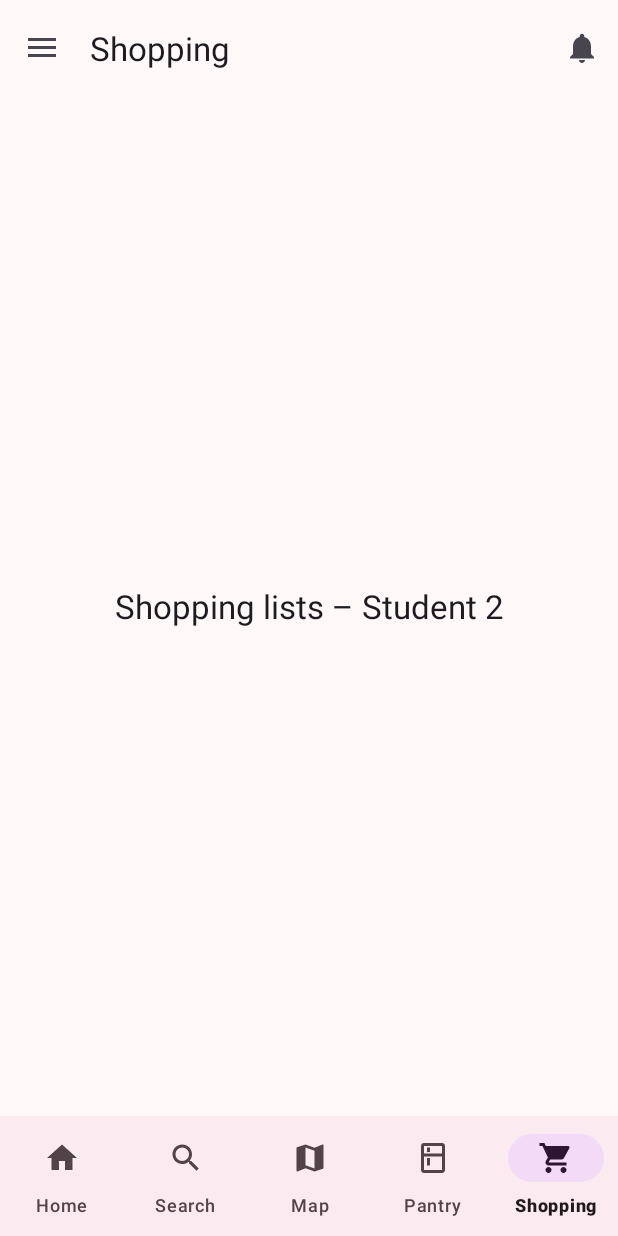
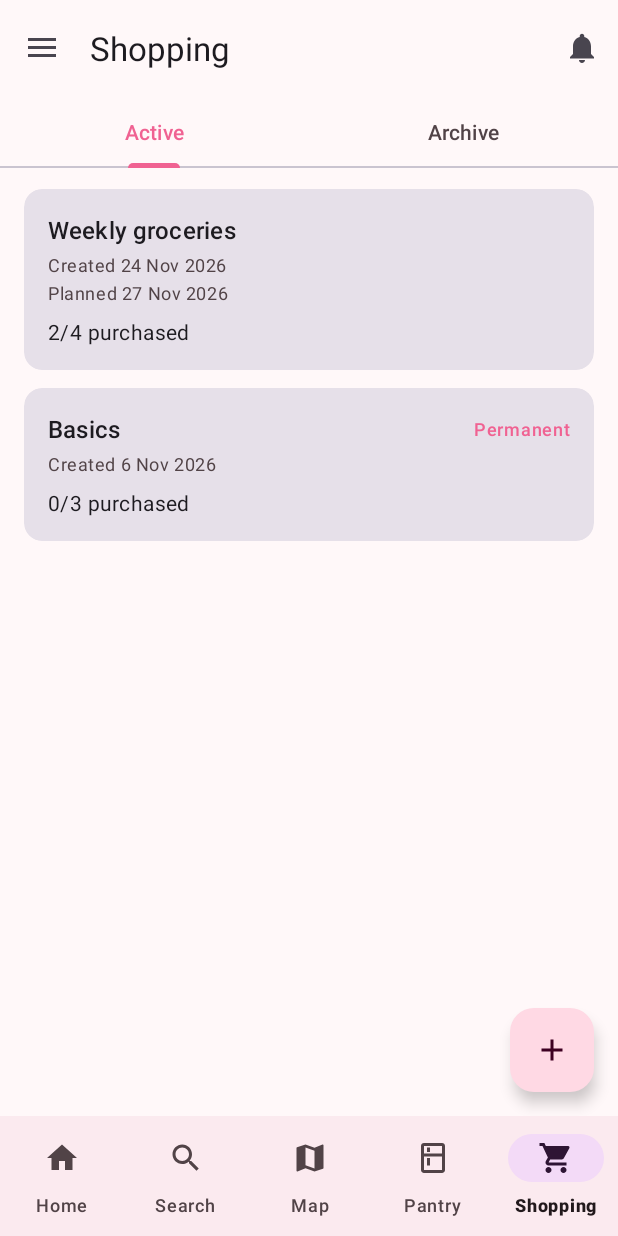
Before and after one commit to velevojvoda/GOAR, an Android app: the screen it shows after launch (MainActivity), item 5 of the bottom bar chosen, on a phone screen of 412 x 824 dp. Run offline under Robolectric (Android 15) with nearby library versions, the phone set to English and light mode, and no system bars; our stand-ins replace Firebase (no records; nobody signed in at launch, a user with empty details on screens opened directly), navigation-ui; 1 statement that could not run was skipped.

Commit message:
Add shopping lists screen and new list form

```diff
--- /dev/null
+++ b/app/src/main/java/com/example/goar/data/repository/ShoppingListRepository.java
@@ -0,0 +1,81 @@
+package com.example.goar.data.repository;
+
+import androidx.lifecycle.LiveData;
+import androidx.lifecycle.MutableLiveData;
+
+import com.example.goar.data.model.Ingredient;
+import com.example.goar.data.model.MeasurementUnit;
+import com.example.goar.data.model.ShoppingList;
+import com.example.goar.data.model.ShoppingListItem;
+
+import java.time.LocalDate;
+import java.time.LocalDateTime;
+import java.time.LocalTime;
+import java.util.ArrayList;
+import java.util.List;
+import java.util.UUID;
+
+public final class ShoppingListRepository {
+    private static ShoppingListRepository instance;
+
+    private final List<ShoppingList> lists = new ArrayList<>();
+    private final MutableLiveData<List<ShoppingList>> listsLiveData = new MutableLiveData<>();
+
+    private ShoppingListRepository() {
+        ShoppingList weekly = createList("Weekly groceries", LocalDateTime.now().minusDays(2));
+        weekly.setPlannedDateTime(LocalDateTime.of(LocalDate.now().plusDays(1), LocalTime.of(18, 0)));
+        weekly.getItems().add(createItem(MockData.MILK, 2.0, MeasurementUnit.LITER, true));
+        weekly.getItems().add(createItem(MockData.EGG, 10.0, MeasurementUnit.PIECE, false));
+        weekly.getItems().add(createItem(MockData.FLOUR, 1.0, MeasurementUnit.KILOGRAM, true));
+        weekly.getItems().add(createItem(MockData.TOMATO, 6.0, MeasurementUnit.PIECE, false));
+        lists.add(weekly);
+
+        ShoppingList basics = createList("Basics", LocalDateTime.now().minusDays(20));
+        basics.setPermanent(true);
+        basics.getItems().add(createItem(MockData.SALT, null, null, false));
+        basics.getItems().add(createItem(MockData.PEPPER, null, null, false));
+        basics.getItems().add(createItem(MockData.YOGURT_BRANDED, 400.0, MeasurementUnit.GRAM, false));
+        lists.add(basics);
+
+        ShoppingList pancakeParty = createList("Pancake party", LocalDateTime.now().minusDays(10));
+        pancakeParty.setArchived(true);
+        pancakeParty.getItems().add(createItem(MockData.FLOUR, 500.0, MeasurementUnit.GRAM, true));
+        pancakeParty.getItems().add(createItem(MockData.MILK, 1.0, MeasurementUnit.LITER, true));
+        pancakeParty.getItems().add(createItem(MockData.EGG, 6.0, MeasurementUnit.PIECE, true));
+        lists.add(pancakeParty);
+
+        publish();
+    }
+
+    public static ShoppingListRepository getInstance() {
+        if (instance == null) {
+            instance = new ShoppingListRepository();
+        }
+        return instance;
+    }
+
+    public LiveData<List<ShoppingList>> getLists() {
+        return listsLiveData;
+    }
+
+    public void add(ShoppingList list) {
+        list.setId(UUID.randomUUID().toString());
+        lists.add(list);
+        publish();
+    }
+
+    private void publish() {
+        listsLiveData.setValue(new ArrayList<>(lists));
+    }
+
+    private static ShoppingList createList(String name, LocalDateTime createdAt) {
+        return new ShoppingList(UUID.randomUUID().toString(), name, createdAt);
+    }
+
+    private static ShoppingListItem createItem(Ingredient ingredient, Double quantity,
+                                               MeasurementUnit unit, boolean purchased) {
+        ShoppingListItem item = new ShoppingListItem(UUID.randomUUID().toString(), ingredient, quantity, unit);
+        item.setPurchased(purchased);
+        return item;
+    }
+}
--- /dev/null
+++ b/app/src/main/java/com/example/goar/ui/adapters/ShoppingListAdapter.java
@@ -0,0 +1,90 @@
+package com.example.goar.ui.adapters;
+
+import android.content.Context;
+import android.view.LayoutInflater;
+import android.view.View;
+import android.view.ViewGroup;
+
+import androidx.annotation.NonNull;
+import androidx.recyclerview.widget.RecyclerView;
+
+import com.example.goar.R;
+import com.example.goar.data.model.ShoppingList;
+import com.example.goar.databinding.ItemShoppingListBinding;
+
+import java.time.format.DateTimeFormatter;
+import java.util.ArrayList;
+import java.util.List;
+import java.util.Locale;
+
+public class ShoppingListAdapter extends RecyclerView.Adapter<ShoppingListAdapter.ShoppingListViewHolder> {
+
+    public interface OnListClickListener {
+        void onListClick(ShoppingList list);
+    }
+
+    private static final DateTimeFormatter DATE_FORMAT =
+            DateTimeFormatter.ofPattern("d MMM yyyy", Locale.ENGLISH);
+
+    private final List<ShoppingList> lists = new ArrayList<>();
+    private final OnListClickListener listener;
+
+    public ShoppingListAdapter(OnListClickListener listener) {
+        this.listener = listener;
+    }
+
+    public void setLists(List<ShoppingList> newLists) {
+        lists.clear();
+        lists.addAll(newLists);
+        notifyDataSetChanged();
+    }
+
+    @NonNull
+    @Override
+    public ShoppingListViewHolder onCreateViewHolder(@NonNull ViewGroup parent, int viewType) {
+        ItemShoppingListBinding binding = ItemShoppingListBinding.inflate(
+                LayoutInflater.from(parent.getContext()), parent, false);
+        return new ShoppingListViewHolder(binding);
+    }
+
+    @Override
+    public void onBindViewHolder(@NonNull ShoppingListViewHolder holder, int position) {
+        holder.bind(lists.get(position));
+    }
+
+    @Override
+    public int getItemCount() {
+        return lists.size();
+    }
+
+    class ShoppingListViewHolder extends RecyclerView.ViewHolder {
+        private final ItemShoppingListBinding binding;
+
+        ShoppingListViewHolder(ItemShoppingListBinding binding) {
+            super(binding.getRoot());
+            this.binding = binding;
+        }
+
+        void bind(ShoppingList list) {
+            Context context = binding.getRoot().getContext();
+
+            binding.textName.setText(list.getName());
+            binding.textPermanent.setVisibility(list.isPermanent() ? View.VISIBLE : View.GONE);
+            binding.textCreated.setText(context.getString(R.string.shopping_created,
+                    list.getCreatedAt().format(DATE_FORMAT)));
+
+            if (list.getPlannedDateTime() == null) {
+                binding.textPlanned.setVisibility(View.GONE);
+            } else {
+                binding.textPlanned.setText(context.getString(R.string.shopping_planned,
+                        list.getPlannedDateTime().format(DATE_FORMAT)));
+                binding.textPlanned.setVisibility(View.VISIBLE);
+            }
+
+            binding.textProgress.setText(context.getString(R.string.shopping_progress,
+                    list.getPurchasedCount(), list.getItems().size()));
+
+            binding.getRoot().setOnClickListener(v -> listener.onListClick(list));
+        }
+    }
+}
--- a/app/src/main/java/com/example/goar/ui/fragments/shopping/ShoppingListsFragment.java
+++ b/app/src/main/java/com/example/goar/ui/fragments/shopping/ShoppingListsFragment.java
@@ -8,12 +8,19 @@ import android.view.ViewGroup;
 import androidx.annotation.NonNull;
 import androidx.annotation.Nullable;
 import androidx.fragment.app.Fragment;
+import androidx.lifecycle.ViewModelProvider;
+import androidx.navigation.fragment.NavHostFragment;
 
+import com.example.goar.R;
 import com.example.goar.databinding.FragmentShoppingListsBinding;
+import com.example.goar.ui.adapters.ShoppingListAdapter;
+import com.google.android.material.tabs.TabLayout;
 
 public class ShoppingListsFragment extends Fragment {
 
     private FragmentShoppingListsBinding binding;
+    private ShoppingListsViewModel viewModel;
+    private ShoppingListAdapter adapter;
 
     @Nullable
     @Override
@@ -24,6 +31,58 @@ public class ShoppingListsFragment extends Fragment {
     }
 
     @Override
+    public void onViewCreated(@NonNull View view, @Nullable Bundle savedInstanceState) {
+        super.onViewCreated(view, savedInstanceState);
+        viewModel = new ViewModelProvider(this).get(ShoppingListsViewModel.class);
+
+        adapter = new ShoppingListAdapter(list -> {
+        });
+        binding.recyclerLists.setAdapter(adapter);
+        binding.fabAdd.setOnClickListener(v -> NavHostFragment.findNavController(this)
+                .navigate(R.id.action_shopping_to_list_form));
+
+        setupTabs();
+
+        viewModel.getVisibleLists().observe(getViewLifecycleOwner(), lists -> {
+            adapter.setLists(lists);
+            binding.textEmpty.setVisibility(lists.isEmpty() ? View.VISIBLE : View.GONE);
+        });
+    }
+
+    private void setupTabs() {
+        Integer selectedTab = viewModel.getSelectedTab().getValue();
+        TabLayout.Tab tab = binding.tabLayout.getTabAt(selectedTab != null ? selectedTab : 0);
+        if (tab != null) tab.select();
+
+        binding.tabLayout.addOnTabSelectedListener(new TabLayout.OnTabSelectedListener() {
+            @Override
+            public void onTabSelected(TabLayout.Tab tab) {
+                viewModel.selectTab(tab.getPosition());
+            }
+
+            @Override
+            public void onTabUnselected(TabLayout.Tab tab) {
+            }
+
+            @Override
+            public void onTabReselected(TabLayout.Tab tab) {
+            }
+        });
+
+        viewModel.getSelectedTab().observe(getViewLifecycleOwner(), position -> {
+            boolean isActiveTab = position == ShoppingListsViewModel.TAB_ACTIVE;
+            binding.textEmpty.setText(isActiveTab
+                    ? R.string.shopping_empty_active
+                    : R.string.shopping_empty_archive);
+            if (isActiveTab) {
+                binding.fabAdd.show();
+            } else {
+                binding.fabAdd.hide();
+            }
+        });
+    }
+
+    @Override
     public void onDestroyView() {
         super.onDestroyView();
         binding = null;
--- /dev/null
+++ b/app/src/main/java/com/example/goar/ui/fragments/shopping/ShoppingListsViewModel.java
@@ -0,0 +1,53 @@
+package com.example.goar.ui.fragments.shopping;
+
+import androidx.lifecycle.LiveData;
+import androidx.lifecycle.MediatorLiveData;
+import androidx.lifecycle.MutableLiveData;
+import androidx.lifecycle.ViewModel;
+
+import com.example.goar.data.model.ShoppingList;
+import com.example.goar.data.repository.ShoppingListRepository;
+
+import java.util.ArrayList;
+import java.util.List;
+
+public class ShoppingListsViewModel extends ViewModel {
+    public static final int TAB_ACTIVE = 0;
+    public static final int TAB_ARCHIVE = 1;
+
+    private final ShoppingListRepository repository = ShoppingListRepository.getInstance();
+    private final MutableLiveData<Integer> selectedTab = new MutableLiveData<>(TAB_ACTIVE);
+    private final MediatorLiveData<List<ShoppingList>> visibleLists = new MediatorLiveData<>();
+
+    public ShoppingListsViewModel() {
+        visibleLists.addSource(repository.getLists(), lists -> updateVisibleLists());
+        visibleLists.addSource(selectedTab, tab -> updateVisibleLists());
+    }
+
+    public LiveData<List<ShoppingList>> getVisibleLists() {
+        return visibleLists;
+    }
+
+    public LiveData<Integer> getSelectedTab() {
+        return selectedTab;
+    }
+
+    public void selectTab(int tab) {
+        selectedTab.setValue(tab);
+    }
+
+    private void updateVisibleLists() {
+        List<ShoppingList> allLists = repository.getLists().getValue();
+        Integer tab = selectedTab.getValue();
+        if (allLists == null || tab == null) return;
+
+        boolean showArchived = tab == TAB_ARCHIVE;
+        List<ShoppingList> result = new ArrayList<>();
+        for (ShoppingList list : allLists) {
+            if (list.isArchived() == showArchived) {
+                result.add(list);
+            }
+        }
+        visibleLists.setValue(result);
+    }
+}
--- a/app/src/main/res/layout/fragment_shopping_lists.xml
+++ b/app/src/main/res/layout/fragment_shopping_lists.xml
@@ -6,15 +6,60 @@
     android:layout_height="match_parent"
     tools:context=".ui.fragments.shopping.ShoppingListsFragment">
 
-    <TextView
-        android:id="@+id/text_placeholder"
-        android:layout_width="wrap_content"
+    <com.google.android.material.tabs.TabLayout
+        android:id="@+id/tab_layout"
+        android:layout_width="0dp"
         android:layout_height="wrap_content"
-        android:text="@string/placeholder_shopping"
-        android:textAppearance="?attr/textAppearanceTitleLarge"
+        app:layout_constraintEnd_toEndOf="parent"
+        app:layout_constraintStart_toStartOf="parent"
+        app:layout_constraintTop_toTopOf="parent">
+
+        <com.google.android.material.tabs.TabItem
+            android:layout_width="wrap_content"
+            android:layout_height="wrap_content"
+            android:text="@string/shopping_tab_active" />
+
+        <com.google.android.material.tabs.TabItem
+            android:layout_width="wrap_content"
+            android:layout_height="wrap_content"
+            android:text="@string/shopping_tab_archive" />
+
+    </com.google.android.material.tabs.TabLayout>
+
+    <androidx.recyclerview.widget.RecyclerView
+        android:id="@+id/recycler_lists"
+        android:layout_width="0dp"
+        android:layout_height="0dp"
+        android:clipToPadding="false"
+        android:paddingTop="8dp"
+        android:paddingBottom="88dp"
+        app:layoutManager="androidx.recyclerview.widget.LinearLayoutManager"
         app:layout_constraintBottom_toBottomOf="parent"
         app:layout_constraintEnd_toEndOf="parent"
         app:layout_constraintStart_toStartOf="parent"
-        app:layout_constraintTop_toTopOf="parent" />
+        app:layout_constraintTop_toBottomOf="@id/tab_layout"
+        tools:listitem="@layout/item_shopping_list" />
+
+    <TextView
+        android:id="@+id/text_empty"
+        android:layout_width="wrap_content"
+        android:layout_height="wrap_content"
+        android:textAppearance="?attr/textAppearanceBodyLarge"
+        android:textColor="?attr/colorOnSurfaceVariant"
+        android:visibility="gone"
+        app:layout_constraintBottom_toBottomOf="parent"
+        app:layout_constraintEnd_toEndOf="parent"
+        app:layout_constraintStart_toStartOf="parent"
+        app:layout_constraintTop_toBottomOf="@id/tab_layout" />
+
+    <com.google.android.material.floatingactionbutton.FloatingActionButton
+        android:id="@+id/fab_add"
+        android:layout_width="wrap_content"
+        android:layout_height="wrap_content"
+        android:layout_margin="16dp"
+        android:contentDescription="@string/shopping_add"
+        android:src="@drawable/ic_add"
+        app:layout_constraintBottom_toBottomOf="parent"
+        app:layout_constraintEnd_toEndOf="parent" />
 
 </androidx.constraintlayout.widget.ConstraintLayout>
--- /dev/null
+++ b/app/src/main/res/layout/item_shopping_list.xml
@@ -0,0 +1,64 @@
+<?xml version="1.0" encoding="utf-8"?>
+<com.google.android.material.card.MaterialCardView xmlns:android="http://schemas.android.com/apk/res/android"
+    style="?attr/materialCardViewFilledStyle"
+    android:layout_width="match_parent"
+    android:layout_height="wrap_content"
+    android:layout_marginHorizontal="16dp"
+    android:layout_marginVertical="6dp">
+
+    <LinearLayout
+        android:layout_width="match_parent"
+        android:layout_height="wrap_content"
+        android:orientation="vertical"
+        android:padding="16dp">
+
+        <LinearLayout
+            android:layout_width="match_parent"
+            android:layout_height="wrap_content"
+            android:gravity="center_vertical"
+            android:orientation="horizontal">
+
+            <TextView
+                android:id="@+id/text_name"
+                android:layout_width="0dp"
+                android:layout_height="wrap_content"
+                android:layout_weight="1"
+                android:textAppearance="?attr/textAppearanceTitleMedium" />
+
+            <TextView
+                android:id="@+id/text_permanent"
+                android:layout_width="wrap_content"
+                android:layout_height="wrap_content"
+                android:layout_marginStart="8dp"
+                android:text="@string/shopping_permanent"
+                android:textAppearance="?attr/textAppearanceLabelMedium"
+                android:textColor="?attr/colorPrimary" />
+
+        </LinearLayout>
+
+        <TextView
+            android:id="@+id/text_created"
+            android:layout_width="wrap_content"
+            android:layout_height="wrap_content"
+            android:layout_marginTop="4dp"
+            android:textAppearance="?attr/textAppearanceBodySmall"
+            android:textColor="?attr/colorOnSurfaceVariant" />
+
+        <TextView
+            android:id="@+id/text_planned"
+            android:layout_width="wrap_content"
+            android:layout_height="wrap_content"
+            android:layout_marginTop="2dp"
+            android:textAppearance="?attr/textAppearanceBodySmall"
+            android:textColor="?attr/colorOnSurfaceVariant" />
+
+        <TextView
+            android:id="@+id/text_progress"
+            android:layout_width="wrap_content"
+            android:layout_height="wrap_content"
+            android:layout_marginTop="8dp"
+            android:textAppearance="?attr/textAppearanceBodyMedium" />
+
+    </LinearLayout>
+
+</com.google.android.material.card.MaterialCardView>
--- a/app/src/main/res/navigation/base_navigation.xml
+++ b/app/src/main/res/navigation/base_navigation.xml
@@ -49,7 +49,17 @@
         android:id="@+id/nav_shopping"
         android:name="com.example.goar.ui.fragments.shopping.ShoppingListsFragment"
         android:label="@string/title_shopping"
-        tools:layout="@layout/fragment_shopping_lists" />
+        tools:layout="@layout/fragment_shopping_lists">
+        <action
+            android:id="@+id/action_shopping_to_list_form"
+            app:destination="@id/nav_shopping_list_form" />
+    </fragment>
+
+    <fragment
+        android:id="@+id/nav_shopping_list_form"
+        android:name="com.example.goar.ui.fragments.shopping.ShoppingListFormFragment"
+        android:label="@string/shopping_add"
+        tools:layout="@layout/fragment_shopping_list_form" />
 
     <fragment
         android:id="@+id/nav_profile"
--- a/app/src/main/res/values/strings.xml
+++ b/app/src/main/res/values/strings.xml
@@ -16,7 +16,6 @@
     <string name="placeholder_home">Home – Student 3</string>
     <string name="placeholder_search">Search – Student 2</string>
     <string name="placeholder_map">Map – Student 3</string>
-    <string name="placeholder_shopping">Shopping lists – Student 2</string>
     <string name="placeholder_profile">Profile – Student 1</string>
     <string name="placeholder_favorites">Favorites – Student 1</string>
     <string name="placeholder_my_reports">My reports – Student 2</string>
@@ -49,4 +48,20 @@
     <string name="pantry_error_quantity">Enter a number greater than 0</string>
     <string name="pantry_expires">Expires %1$s</string>
     <string name="pantry_expired">Expired %1$s</string>
+
+    <string name="shopping_tab_active">Active</string>
+    <string name="shopping_tab_archive">Archive</string>
+    <string name="shopping_add">New list</string>
+    <string name="shopping_permanent">Permanent</string>
+    <string name="shopping_created">Created %1$s</string>
+    <string name="shopping_planned">Planned %1$s</string>
+    <string name="shopping_progress">%1$d/%2$d purchased</string>
+    <string name="shopping_empty_active">No active shopping lists</string>
+    <string name="shopping_empty_archive">No archived shopping lists</string>
+    <string name="shopping_name">Name</string>
+    <string name="shopping_planned_date">Planned date (optional)</string>
+    <string name="shopping_clear_date">Clear date</string>
+    <string name="shopping_keep_permanent">Keep permanently active</string>
+    <string name="shopping_save">Save</string>
+    <string name="shopping_error_name">Enter a name</string>
 </resources>
```
Also changed, not shown: app/src/main/java/com/example/goar/ui/fragments/shopping/ShoppingListFormFragment.java (added, +78 -0 lines), app/src/main/java/com/example/goar/ui/fragments/shopping/ShoppingListFormViewModel.java (added, +37 -0 lines), app/src/main/res/layout/fragment_shopping_list_form.xml (added, +64 -0 lines).
